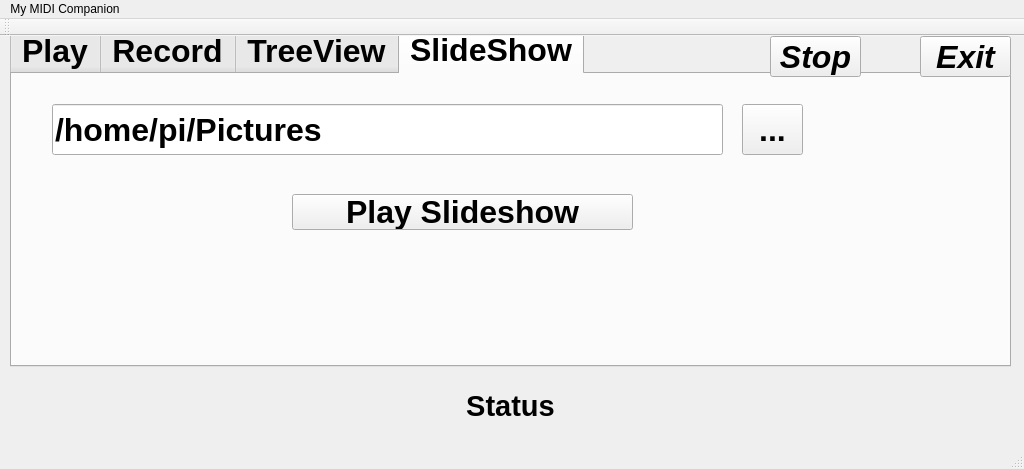
First picture: the form in mainwindow.ui, repository rickbronze/myMC, before the edit.
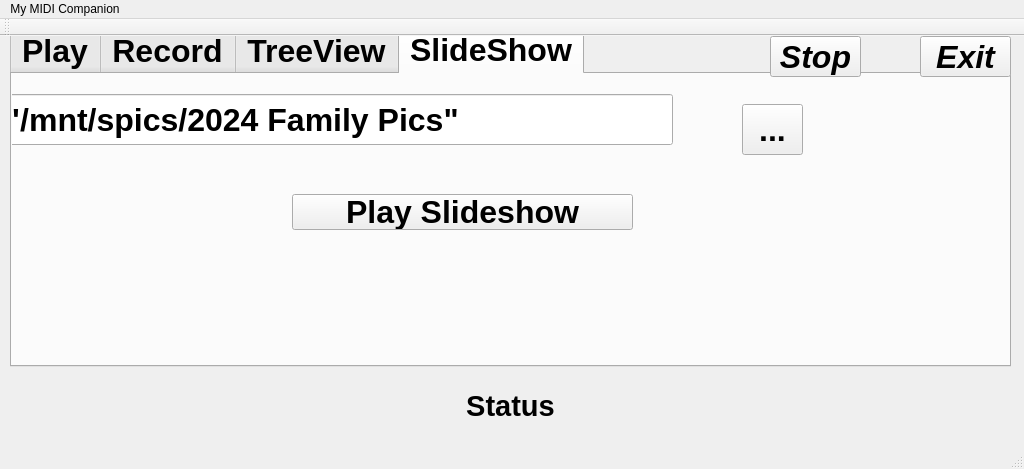
Second picture: the form after the edit. The open tabs and pages were chosen to show the change. Icons and pictures are not drawn.

Commit message: Changed to access Network mounted drive of pictures

Diff of the .ui file:
```diff
--- a/mainwindow.ui
+++ b/mainwindow.ui
@@ -374,14 +374,14 @@
      <widget class="QLineEdit" name="lePlayDirectory_3">
       <property name="geometry">
        <rect>
-        <x>40</x>
-        <y>30</y>
+        <x>-10</x>
+        <y>20</y>
         <width>671</width>
         <height>51</height>
        </rect>
       </property>
       <property name="text">
-       <string>/home/pi/Pictures</string>
+       <string>&quot;/mnt/spics/2024 Family Pics&quot;</string>
       </property>
      </widget>
      <widget class="QPushButton" name="pbChooseDirectory_3">
```
Left out of the diff: 2 changed lines with no effect on the pictures.
